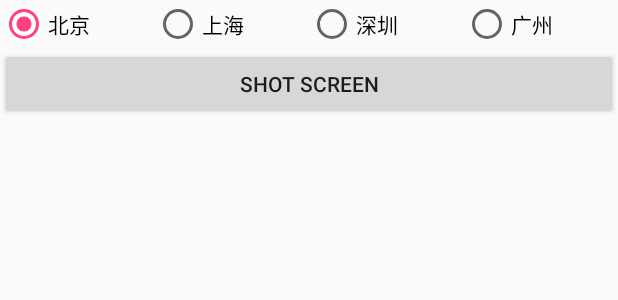
After one commit to TencentLBS/TencentMapDemo_Android, an Android app: the layout activity_snapshot_off_screen.xml on its own in the app's theme, with its tools: preview values and no code run, on a phone screen of 412 x 824 dp. The commit adds this screen. Shown: the top 300 px of the screen. Run offline under Robolectric (Android 15) with nearby library versions, the phone set to English and light mode, and no system bars.

Commit message:
[demo]:新增地图离屏截图示例

```diff
--- /dev/null
+++ b/app/src/main/res/layout/activity_snapshot_off_screen.xml
@@ -0,0 +1,61 @@
+<?xml version="1.0" encoding="utf-8"?>
+<RelativeLayout
+    android:id="@+id/rl_container"
+    xmlns:android="http://schemas.android.com/apk/res/android"
+    android:layout_width="match_parent"
+    android:layout_height="match_parent"
+    android:orientation="vertical">
+
+
+    <RadioGroup
+        android:id="@+id/rg"
+        android:layout_width="match_parent"
+        android:layout_height="wrap_content"
+        android:orientation="horizontal">
+
+        <RadioButton
+            android:id="@+id/rb_beijing"
+            android:layout_width="wrap_content"
+            android:layout_height="wrap_content"
+            android:layout_weight="1"
+            android:checked="true"
+            android:text="北京"/>
+
+        <RadioButton
+            android:id="@+id/rb_shanghai"
+            android:layout_width="wrap_content"
+            android:layout_height="wrap_content"
+            android:layout_weight="1"
+            android:text="上海"/>
+
+        <RadioButton
+            android:id="@+id/rb_shenzhen"
+            android:layout_width="wrap_content"
+            android:layout_height="wrap_content"
+            android:layout_weight="1"
+            android:text="深圳"/>
+
+        <RadioButton
+            android:id="@+id/rb_guangzhou"
+            android:layout_width="wrap_content"
+            android:layout_height="wrap_content"
+            android:layout_weight="1"
+            android:text="广州"/>
+    </RadioGroup>
+
+    <Button
+        android:id="@+id/btn_shot"
+        android:layout_width="match_parent"
+        android:layout_height="wrap_content"
+        android:layout_below="@+id/rg"
+        android:onClick="shotMap"
+        android:text="Shot Screen"/>
+
+    <ImageView
+        android:id="@+id/iv_shot"
+        android:layout_width="match_parent"
+        android:layout_height="match_parent"
+        android:layout_alignParentBottom="true"
+        android:layout_below="@id/btn_shot"/>
+
+</RelativeLayout>
--- a/app/src/main/res/values/demos.xml
+++ b/app/src/main/res/values/demos.xml
@@ -75,6 +75,9 @@
 
     <string name="demo_label_map_snapshot">地图截屏</string>
     <string name="demo_description_map_snapshot">.utils.SnapshotActivity\n展示截取当前地图屏幕的方法</string>
+
+    <string name="demo_label_map_snapshot_off_screen">地图离屏截屏</string>
+    <string name="demo_description_map_snapshot_off_screen">.utils.SnapshotOffScreenActivity\n展示截取离屏地图的方法</string>
 
     <string name="demo_label_click_poi">POI点击</string>
     <string name="demo_description_click_poi">.poi.PoiClickActivity\n展示地图 POI 点击事件</string>
```
Also changed, not shown: app/src/main/AndroidManifest.xml (+7 -0 lines), app/src/main/java/com/tencent/map/vector/demo/utils/SnapshotOffScreenActivity.java (added, +84 -0 lines).
